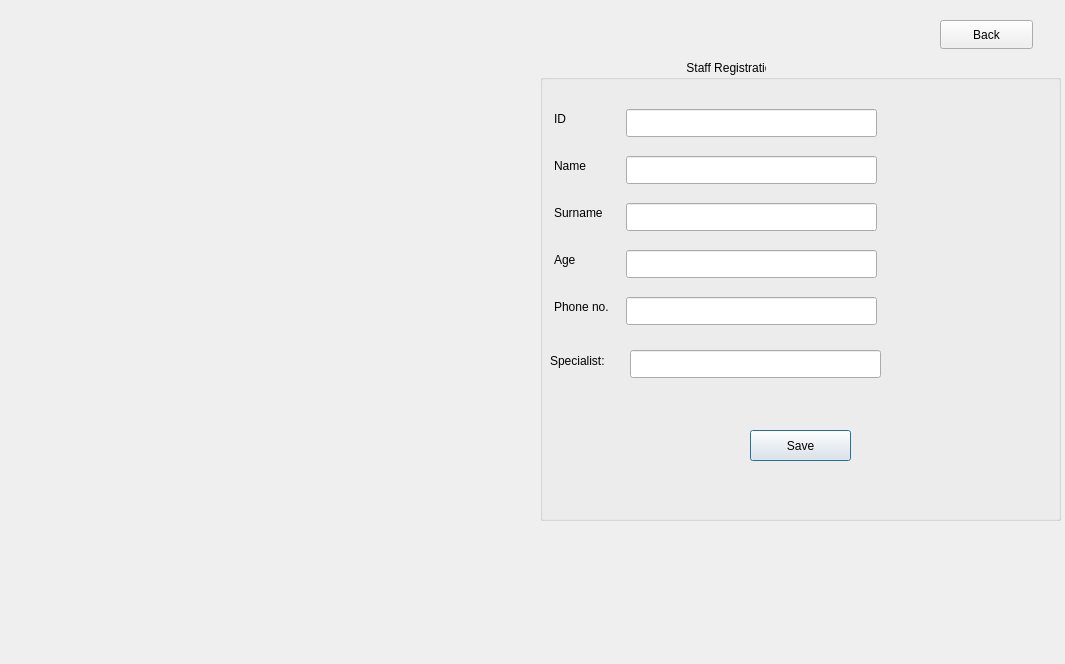
The window that Sqlite_DB/staffinfo.ui (AnishBharati/Qt-HMS) describes before a commit, drawn with Qt 5.
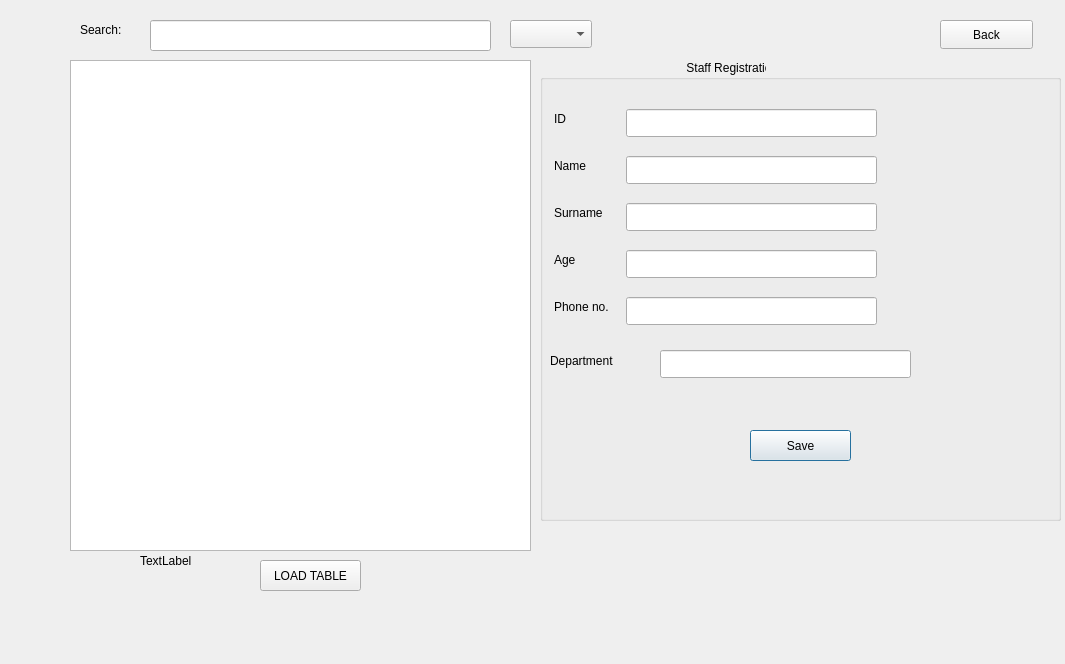
The same window after the commit.

Diff of the .ui file:
```diff
--- a/Sqlite_DB/staffinfo.ui
+++ b/Sqlite_DB/staffinfo.ui
@@ -158,18 +158,18 @@
      <rect>
       <x>10</x>
       <y>290</y>
-      <width>71</width>
+      <width>91</width>
       <height>21</height>
      </rect>
     </property>
     <property name="text">
-     <string>Specialist:</string>
+     <string>Department</string>
     </property>
    </widget>
    <widget class="QLineEdit" name="txt_phone_2">
     <property name="geometry">
      <rect>
-      <x>90</x>
+      <x>120</x>
       <y>290</y>
       <width>251</width>
       <height>28</height>
@@ -190,6 +190,75 @@
     <string>Back</string>
    </property>
   </widget>
+  <widget class="QLabel" name="label_third">
+   <property name="geometry">
+    <rect>
+     <x>140</x>
+     <y>540</y>
+     <width>111</width>
+     <height>41</height>
+    </rect>
+   </property>
+   <property name="text">
+    <string>TextLabel</string>
+   </property>
+  </widget>
+  <widget class="QTableView" name="tableView">
+   <property name="geometry">
+    <rect>
+     <x>70</x>
+     <y>60</y>
+     <width>461</width>
+     <height>491</height>
+    </rect>
+   </property>
+  </widget>
+  <widget class="QComboBox" name="cbColumnas">
+   <property name="geometry">
+    <rect>
+     <x>510</x>
+     <y>20</y>
+     <width>82</width>
+     <height>28</height>
+    </rect>
+   </property>
+  </widget>
+  <widget class="QPushButton" name="pushButton_3">
+   <property name="geometry">
+    <rect>
+     <x>260</x>
+     <y>560</y>
+     <width>101</width>
+     <height>31</height>
+    </rect>
+   </property>
+   <property name="text">
+    <string>LOAD TABLE</string>
+   </property>
+  </widget>
+  <widget class="QLineEdit" name="lineEdit">
+   <property name="geometry">
+    <rect>
+     <x>150</x>
+     <y>20</y>
+     <width>341</width>
+     <height>31</height>
+    </rect>
+   </property>
+  </widget>
+  <widget class="QLabel" name="label_2">
+   <property name="geometry">
+    <rect>
+     <x>80</x>
+     <y>20</y>
+     <width>63</width>
+     <height>20</height>
+    </rect>
+   </property>
+   <property name="text">
+    <string>Search:</string>
+   </property>
+  </widget>
  </widget>
  <resources/>
  <connections/>
```
